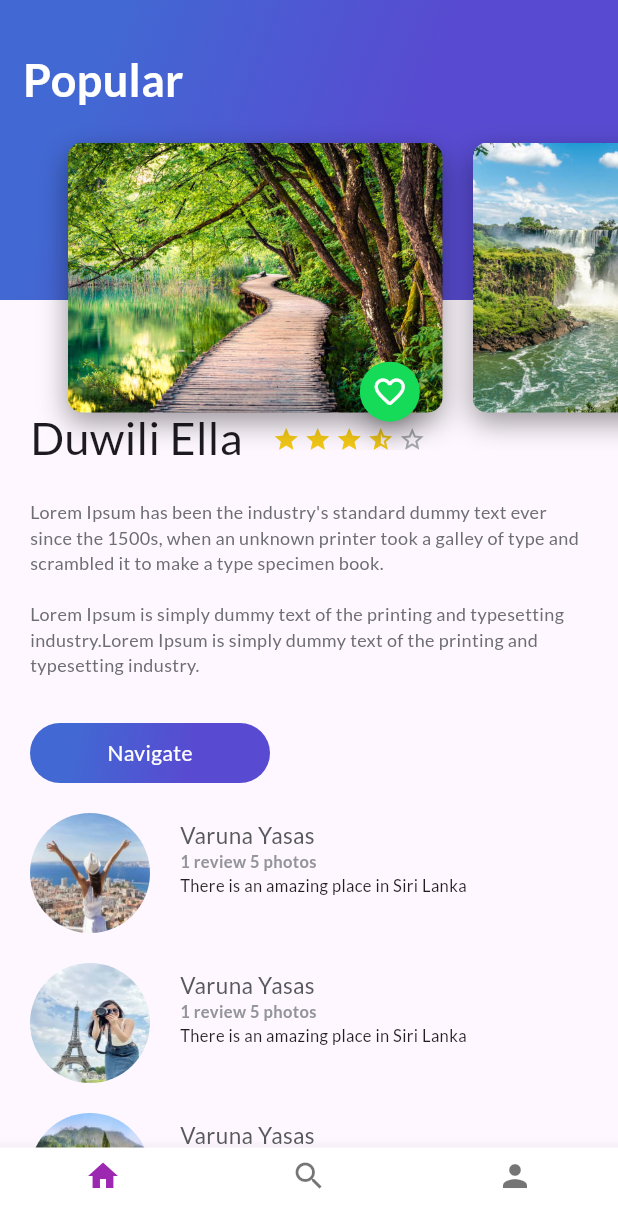
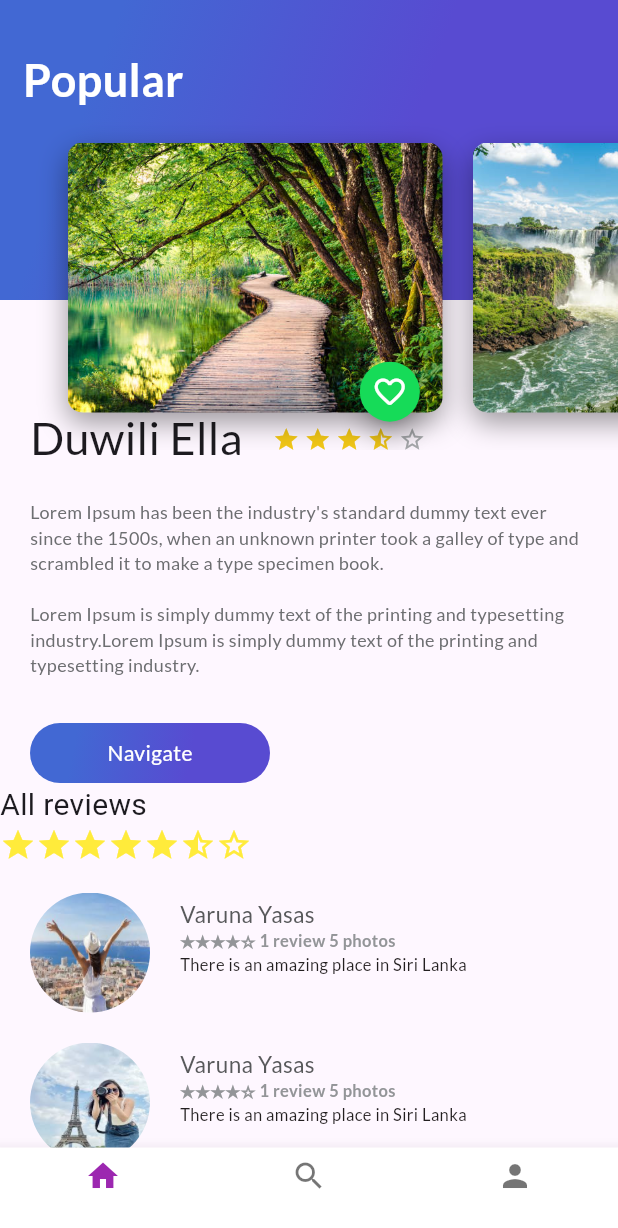
Before and after one commit to CharlesSinchigalo/sinchigaloCharlesEvaluacion, a Flutter app: the screen it shows after launch, on a phone screen of 412 x 824 dp. Shown: the top 1228 px of the screen. Run offline on Flutter 3.47's test engine with Material 3 defaults, Android fonts, the phone set to English and light mode, and no system bars; our stand-ins replace google_fonts.

Commit message:
cdsc_rewiew_list.dart

```diff
--- a/lib/review_list.dart
+++ b/lib/review_list.dart
@@ -2,29 +2,48 @@ import 'package:flutter/material.dart';
 import 'review.dart';
 
 class ReviewList extends StatelessWidget {
-  const ReviewList({super.key});
+  const ReviewList({Key? key});
 
   @override
   Widget build(BuildContext context) {
-    return const Column(
+    return Column(
       crossAxisAlignment: CrossAxisAlignment.start,
       children: <Widget>[
+        Text(
+          'All reviews', // Texto aumentado
+          style: TextStyle(fontSize: 20), // Aumentar el tamaño del texto
+        ),
+        Row(
+          children: <Widget>[
+            Icon(Icons.star, color: Colors.yellow), // Estrella rellena
+            Icon(Icons.star, color: Colors.yellow), // Estrella rellena
+            Icon(Icons.star, color: Colors.yellow), // Estrella rellena
+            Icon(Icons.star, color: Colors.yellow), // Estrella rellena
+            Icon(Icons.star, color: Colors.yellow), // Estrella rellena
+            Icon(Icons.star_half,
+                color: Colors.yellow), // Estrella semi rellena
+            Icon(Icons.star_border, color: Colors.yellow), // Estrella vacía
+          ],
+        ),
         Review(
           pathImage: 'assets/images/girl.jpg',
           name: 'Varuna Yasas',
-          information: '1 review 5 photos',
+          information:
+              '★★★★☆ 1 review 5 photos', // Ajuste para mostrar las estrellas
           comment: 'There is an amazing place in Siri Lanka',
         ),
         Review(
           pathImage: 'assets/images/ann.jpg',
           name: 'Varuna Yasas',
-          information: '1 review 5 photos',
+          information:
+              '★★★★☆ 1 review 5 photos', // Ajuste para mostrar las estrellas
           comment: 'There is an amazing place in Siri Lanka',
         ),
         Review(
           pathImage: 'assets/images/people.jpg',
           name: 'Varuna Yasas',
-          information: '1 review 5 photos',
+          information:
+              '★★★★☆ 1 review 5 photos', // Ajuste para mostrar las estrellas
           comment: 'There is an amazing place in Siri Lanka',
         ),
       ],
```
